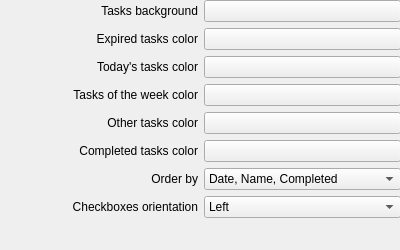
Above: tasks/src/ui/appearanceconfig.ui from KDE/akonadi-google-applets before the change. Below: the same form after it.
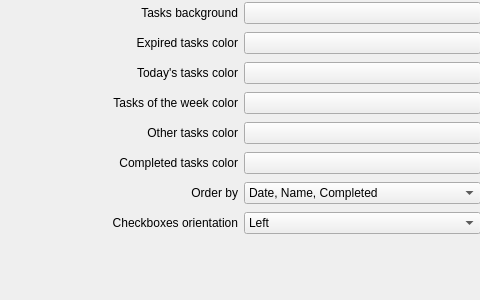
That is the form after the change. Custom widgets are drawn as their Qt base class.

Commit message: Use bigger size for windows with configurations and some text changes

Patch:
```diff
--- a/tasks/src/ui/appearanceconfig.ui
+++ b/tasks/src/ui/appearanceconfig.ui
@@ -6,14 +6,14 @@
    <rect>
     <x>0</x>
     <y>0</y>
-    <width>400</width>
-    <height>250</height>
+    <width>480</width>
+    <height>300</height>
    </rect>
   </property>
   <property name="minimumSize">
    <size>
-    <width>400</width>
-    <height>250</height>
+    <width>480</width>
+    <height>300</height>
    </size>
   </property>
   <widget class="QWidget" name="layoutWidget">
@@ -21,8 +21,8 @@
     <rect>
      <x>0</x>
      <y>0</y>
-     <width>401</width>
-     <height>222</height>
+     <width>481</width>
+     <height>241</height>
     </rect>
    </property>
    <layout class="QGridLayout" name="gridLayout">
```
The commit also changes 5 other files.
